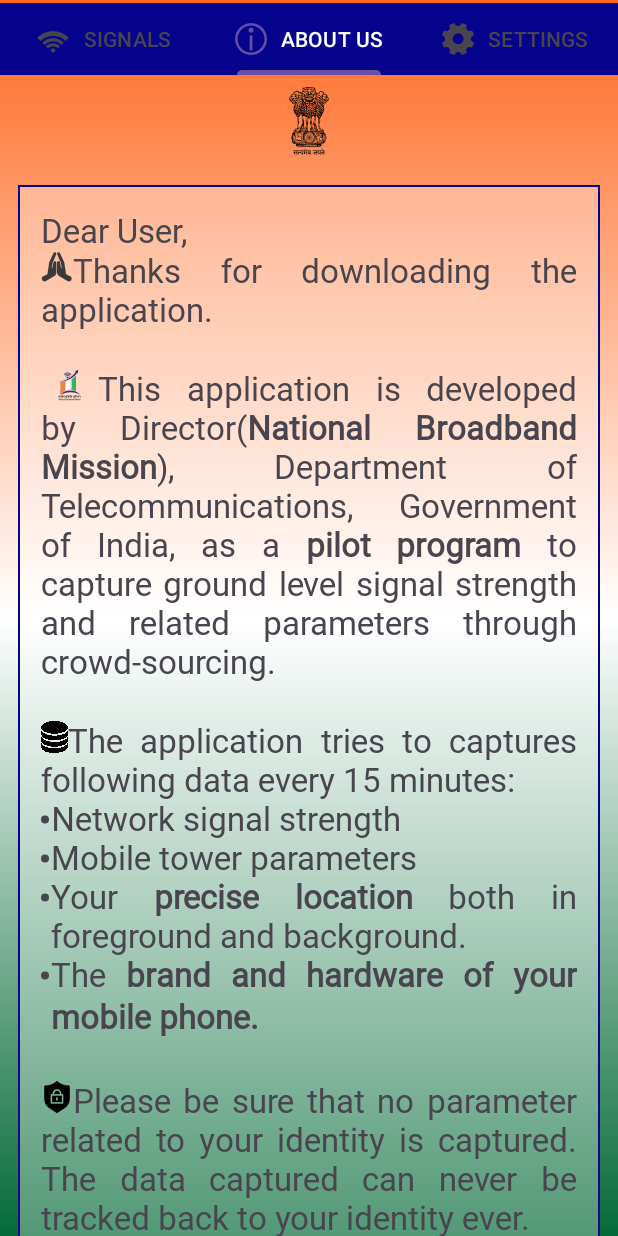
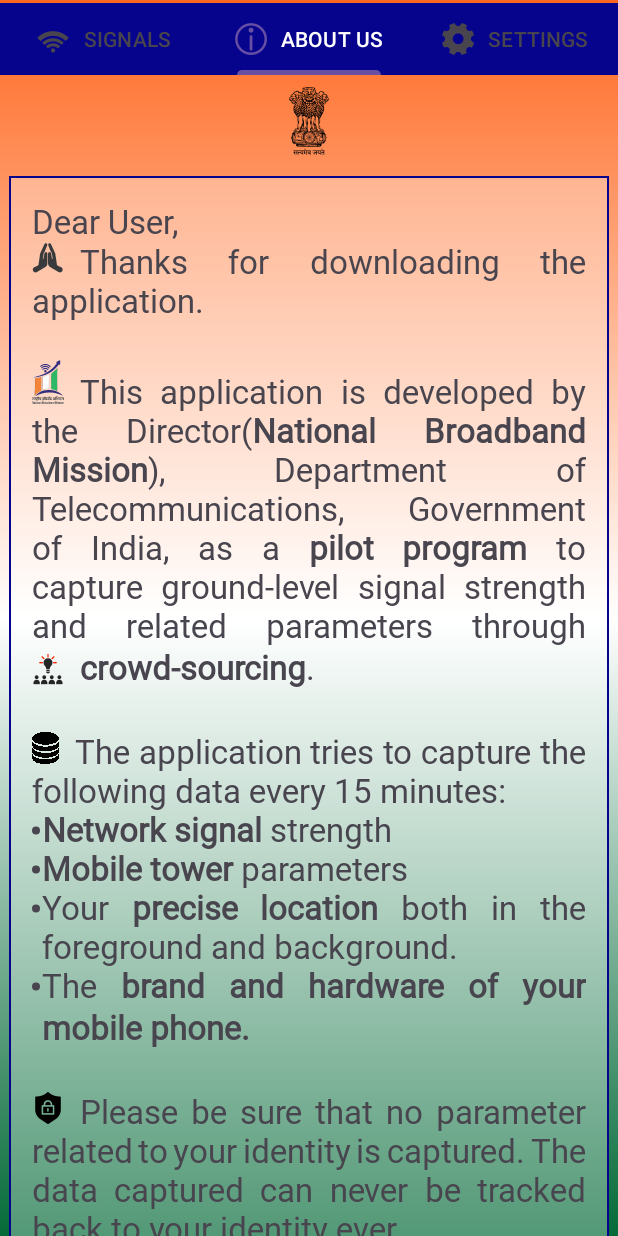
Before and after one commit to himanjim/NBM_Volunteer_Mobile_Application, an Android app: the screen it shows after launch (MainActivity), on a phone screen of 412 x 824 dp. Run offline under Robolectric (Android 15) with nearby library versions, the phone set to English and light mode, and no system bars; 6 statements that could not run were skipped.

Commit message:
Many UI changes.

```diff
--- a/app/src/main/java/com/dot/nbm/fragments/AboutFragment.java
+++ b/app/src/main/java/com/dot/nbm/fragments/AboutFragment.java
@@ -36,10 +36,11 @@ public class AboutFragment extends Fragment {
         Spanned aboutUsText_1 = HtmlCompat.fromHtml(getString(R.string.about_us_1), HtmlCompat.FROM_HTML_MODE_COMPACT);
         Spanned aboutUsText_2 = HtmlCompat.fromHtml(getString(R.string.about_us_2), HtmlCompat.FROM_HTML_MODE_COMPACT);
         Spanned aboutUsText_3 = HtmlCompat.fromHtml(getString(R.string.about_us_3), HtmlCompat.FROM_HTML_MODE_COMPACT);
+        Spanned aboutUsText_3_1 = HtmlCompat.fromHtml(getString(R.string.about_us_3_1), HtmlCompat.FROM_HTML_MODE_COMPACT);
 
         SpannableStringBuilder builder = new SpannableStringBuilder();
         builder.append(aboutUsText_1).append(" ", new ImageSpan(getActivity(), R.mipmap.thanks_32, DynamicDrawableSpan.ALIGN_BASELINE), 0)
-                .append(aboutUsText_2).append(" ", new ImageSpan(getActivity(), R.mipmap.nbm_32, DynamicDrawableSpan.ALIGN_BASELINE), 0).append(aboutUsText_3);
+                .append(aboutUsText_2).append(" ", new ImageSpan(getActivity(), R.mipmap.nbm_32_1, DynamicDrawableSpan.ALIGN_BASELINE), 0).append(aboutUsText_3).append(" ", new ImageSpan(getActivity(), R.mipmap.crowd_source_32, DynamicDrawableSpan.ALIGN_BASELINE), 0).append(aboutUsText_3_1);
 
         if (!shutdownState) {
             Spanned aboutUsText_4 = HtmlCompat.fromHtml(getString(R.string.about_us_4), HtmlCompat.FROM_HTML_MODE_COMPACT);
--- a/app/src/main/java/com/dot/nbm/fragments/QoSFragment.java
+++ b/app/src/main/java/com/dot/nbm/fragments/QoSFragment.java
@@ -156,8 +156,8 @@ public class QoSFragment extends Fragment {
                     SignalStrengthLevelIndicator.SignalLevel signalLevel = SignalStrengthLevelIndicator.getSignalStrengthLevel(signalState);
 
                     SpannableStringBuilder builder = new SpannableStringBuilder();
-                    builder.append("|", new ImageSpan(getActivity(), R.mipmap.operator_32, DynamicDrawableSpan.ALIGN_BASELINE), 0)
-                            .append(operatorStyleText).append("| ", new ImageSpan(getActivity(), R.mipmap.technology_32, DynamicDrawableSpan.ALIGN_BASELINE), 0)
+                    builder.append(" ", new ImageSpan(getActivity(), R.mipmap.operator_32, DynamicDrawableSpan.ALIGN_BASELINE), 0)
+                            .append(operatorStyleText).append(" ", new ImageSpan(getActivity(), R.mipmap.technology_32, DynamicDrawableSpan.ALIGN_BASELINE), 0)
                             .append(technologyStyleText).append(" ", new ImageSpan(getActivity(), R.mipmap.strength_32, DynamicDrawableSpan.ALIGN_BASELINE), 0)
                             .append(strengthStyleText).append(dbmText).append(" ", new ImageSpan(getActivity(), R.mipmap.quality_32, DynamicDrawableSpan.ALIGN_BASELINE), 0);
 
--- a/app/src/main/res/drawable/indian_flag_bg.xml
+++ b/app/src/main/res/drawable/indian_flag_bg.xml
@@ -2,8 +2,8 @@
 <shape xmlns:android="http://schemas.android.com/apk/res/android"
     android:shape="rectangle">
     <gradient
-        android:startColor="#FF671F"
-        android:centerColor="#FFFFFF"
-        android:endColor="#046A38"
+        android:startColor="@color/flag_start_color"
+        android:centerColor="@color/flag_center_color"
+        android:endColor="@color/flag_end_color"
         android:angle="30"/>
 </shape>
--- a/app/src/main/res/layout/fragment_about.xml
+++ b/app/src/main/res/layout/fragment_about.xml
@@ -12,8 +12,7 @@
     <androidx.constraintlayout.widget.ConstraintLayout
         android:layout_width="match_parent"
         android:layout_height="wrap_content"
-        android:layout_marginTop="12sp"
-        android:layout_margin="12dp">
+        android:layout_margin="6dp">
 
         <TextView
             android:id="@+id/aboutUsTextView"
@@ -22,7 +21,7 @@
             android:background="@drawable/border"
             android:justificationMode="inter_word"
             android:padding="15dp"
-            android:text="...loading"
+            android:text="@string/fetch_textView_Str"
             android:textSize="22sp"
             android:fontFamily="@font/calibri_regular"
             app:layout_constraintBottom_toBottomOf="parent"
--- a/app/src/main/res/layout/fragment_qo_s.xml
+++ b/app/src/main/res/layout/fragment_qo_s.xml
@@ -14,21 +14,21 @@
         android:id="@+id/constraintLayout1"
         android:layout_width="match_parent"
         android:layout_height="wrap_content"
-        android:layout_margin="12dp">
+        android:layout_margin="6dp">
 
         <TextView
             android:id="@+id/signalAvailable"
             android:layout_width="match_parent"
             android:layout_height="wrap_content"
             android:text="@string/signal_available"
-            android:textSize="24sp"
+            android:textSize="14sp"
             app:layout_constraintBottom_toTopOf="@+id/signal1TextView"
             app:layout_constraintEnd_toEndOf="parent"
             app:layout_constraintHorizontal_bias="0.15"
             app:layout_constraintTop_toTopOf="parent"
             app:layout_constraintVertical_bias="0.042"
             android:justificationMode="inter_word"
-            android:background="@color/contri_color"
+            android:background="@color/signals_header_color"
             android:layout_marginBottom="10sp"
             />
 
--- a/app/src/main/res/values/colors.xml
+++ b/app/src/main/res/values/colors.xml
@@ -4,4 +4,9 @@
     <color name="white">#FFFFFFFF</color>
     <color name="pause_color">#50EB5534</color>
     <color name="contri_color">#5042f542</color>
+    <color name="signals_header_color">#80FFFFFF</color>
+
+    <color name="flag_start_color">#FF671F</color>
+    <color name="flag_center_color">#FFFFFF</color>
+    <color name="flag_end_color">#046A38</color>
 </resources>
--- a/app/src/main/res/values/strings.xml
+++ b/app/src/main/res/values/strings.xml
@@ -11,10 +11,11 @@
     <string name="qos_tab_name">SIGNALS</string>
     <string name="setting_tab_name">SETTINGS</string>
 
-    <string name="contri_textView_Str">\u00A0\u00A0Your contributions are</string>
+    <string name="contri_textView_Str">\u00A0\u00A0Your contributions as a whole total to\u00A0</string>
     <string name="pause_data_textView_Str">\u00A0\u00A0PAUSE data collection</string>
     <string name="fetch_textView_Str">...fetching</string>
-    <string name="contri_thanks_textView_Str">Thanks a lot for your contributions. Your contributions will enable us to see how the telecom scenario in the country is evolving. Your data will help us plan the measures which need to be taken to provide telecom coverage in every nook and corner of the country.</string>
+    <string name="contri_count">\u00A0&lt;span style="background-color:#6ACE61">&lt;b>%1$s&lt;/b>&lt;/span>\u00A0</string>
+    <string name="contri_thanks_textView_Str">Thanks a lot for your contributions. Your contributions will enable us to see how the telecom scenario in the country is evolving. Your data can help plan the measures that need to be taken to provide telecom coverage in every nook and corner of the country. The data collected by this mobile application can become the foundation for all kinds of telecom-related data analysis in the future.</string>
 
     <string name="combSNHState">NBM_V_SNHState</string>
     <string name="worker_tag">1_NBM_V_Worker_Tag</string>
@@ -34,7 +35,7 @@
     <string name="bg_permission_alert_ok">OK</string>
 
     <string name="permission_alert_title_again">LOCATION PERMISSION REQUEST</string>
-    <string name="permission_alert_msg_again">Dear user without location permission, this application <b>won\'t work</b>. So please rethink and give the permission again. Or else you can install the application for the time being and reconsider later. Please contact at &my_email; for further doubts.</string>
+    <string name="permission_alert_msg_again">Dear user without location permission, this application <b>won\'t work</b>. So please rethink and give the permission again. Or else you can install the application for the time being and reconsider later. Please contact me at &my_email; for further doubts.</string>
     <string name="permission_alert_ok_again">OK</string>
     <string name="permission_alert_no_again">NO</string>
 
@@ -47,31 +48,28 @@
     <string name="contact_tsp_msg">Please contact customer services of the respective telecom operator in case any issue is faced in telecom service.</string>
     <string name="contact_tsp_ok">OK</string>
 
-    <string name="about_us_1">Dear User,&lt;br/>
-    </string>
-    <string name="about_us_2">Thanks for downloading the application.&lt;br/>&lt;br/>
-    </string>
-    <string name="about_us_3">This application is developed by Director(&lt;b>National Broadband Mission&lt;/b>), Department of Telecommunications, Government of India, as a &lt;b>pilot program&lt;/b> to capture ground level signal strength and related parameters through crowd-sourcing.&lt;br/>&lt;br/>
-    </string>
-    <string name="about_us_4">The application tries to captures following data every 15 minutes:&lt;br/>&lt;ol>&lt;li>Network signal strength&lt;/li>&lt;li>Mobile tower parameters&lt;/li>&lt;li>Your &lt;b>precise location&lt;/b> both in foreground and background.&lt;/li>&lt;li>The &lt;b>brand and hardware of your mobile phone.&lt;/li>&lt;/ol>&lt;br/>
-    </string>
-    <string name="about_us_5">Please be sure that no parameter related to your identity is captured. The data captured can never be tracked back to your identity ever.</string>
+    <string name="about_us_1">Dear User,&lt;br/></string>
+    <string name="about_us_2">\u00A0\u00A0Thanks for downloading the application.&lt;br/>&lt;br/></string>
+    <string name="about_us_3">\u00A0\u00A0This application is developed by the Director(&lt;b>National Broadband Mission&lt;/b>), Department of Telecommunications, Government of India, as a &lt;b>pilot program&lt;/b> to capture ground-level signal strength and related parameters through</string>
+    <string name="about_us_3_1">\u00A0\u00A0&lt;b>crowd-sourcing&lt;/b>.&lt;br/>&lt;br/></string>
+    <string name="about_us_4">\u00A0\u00A0The application tries to capture the following data every 15 minutes:&lt;br/>&lt;ol>&lt;li>&lt;b>Network signal&lt;/b> strength&lt;/li>&lt;li>&lt;b>Mobile tower&lt;/b> parameters&lt;/li>&lt;li>Your &lt;b>precise location&lt;/b> both in the foreground and background.&lt;/li>&lt;li>The &lt;b>brand and hardware of your mobile phone.&lt;/li>&lt;/ol>&lt;br/></string>
+    <string name="about_us_5">\u00A0\u00A0Please be sure that no parameter related to your identity is captured. The data captured can never be tracked back to your identity ever.</string>
 
-    <string name="about_us_6">The pilot has finished. The background data will not be captured any longer. You can still use the application to view the telecom signals available on your phone.</string>
+    <string name="about_us_6">\u00A0\u00A0The pilot has finished. The background data will not be captured any longer. You can still use the application to view the telecom signals available on your phone.</string>
 
     <string name="retrofit_hostname">65.0.159.209</string>
     <string name="retrofit_base_url">https://65.0.159.209</string>
 
-    <string name="signal_operator">Operator: &lt;b>%1$s&lt;/b>&lt;br/></string>
-    <string name="signal_technology">Technology: &lt;b>%1$s&lt;/b>&lt;br/></string>
-    <string name="signal_strength">Signal strength: &lt;b>%1$s&lt;/b></string>
+    <string name="signal_operator">\u00A0Operator: &lt;b>%1$s&lt;/b>&lt;br/></string>
+    <string name="signal_technology">\u00A0\u00A0Technology: &lt;b>%1$s&lt;/b>&lt;br/></string>
+    <string name="signal_strength">\u00A0\u00A0Signal strength: &lt;b>%1$s&lt;/b></string>
     <string name="dbm">dBm&lt;br/></string>
 
-    <string name="signal_quality_great">&lt;span style="background-color:#6ACE61">GREAT&lt;/span></string>
-    <string name="signal_quality_good">&lt;span style="background-color:#FBFB43">GOOD&lt;/span></string>
-    <string name="signal_quality_moderate">&lt;span style="background-color:#F7BA30">MODERATE&lt;/span></string>
-    <string name="signal_quality_poor">&lt;span style="background-color:#EC031D">POOR&lt;/span>\u00A0\u00A0</string>
-    <string name="signal_quality_unknown">&lt;span style="background-color:#F7BA30">UNKNOWN&lt;/span>\u00A0\u00A0</string>
+    <string name="signal_quality_great">\u00A0\u00A0&lt;span style="background-color:#6ACE61">GREAT&lt;/span></string>
+    <string name="signal_quality_good">\u00A0\u00A0&lt;span style="background-color:#FBFB43">GOOD&lt;/span></string>
+    <string name="signal_quality_moderate">\u00A0\u00A0&lt;span style="background-color:#F7BA30">MODERATE&lt;/span></string>
+    <string name="signal_quality_poor">\u00A0\u00A0&lt;span style="background-color:#EC031D">POOR&lt;/span>\u00A0\u00A0</string>
+    <string name="signal_quality_unknown">\u00A0\u00A0&lt;span style="background-color:#F7BA30">UNKNOWN&lt;/span>\u00A0\u00A0</string>
 
     <string name="signal_available">The &lt;b>signals&lt;/b> that are accessible on your phone are listed below:</string>
     <string name="no_signal_available">No &lt;b>signals&lt;/b> are available or can be fetched on your phone.</string>
```
Also changed, not shown: app/src/main/java/com/dot/nbm/fragments/SettingsFragment.java (+19 -7 lines), app/src/main/res/layout/fragment_settings.xml (+6 -16 lines), app/src/main/res/mipmap-hdpi/count_32.png (added), app/src/main/res/mipmap-hdpi/crowd_source_32.png (added), app/src/main/res/mipmap-hdpi/future_32.png (added), app/src/main/res/mipmap-hdpi/nbm_32.png (deleted), app/src/main/res/mipmap-hdpi/nbm_32_1.png (added).
